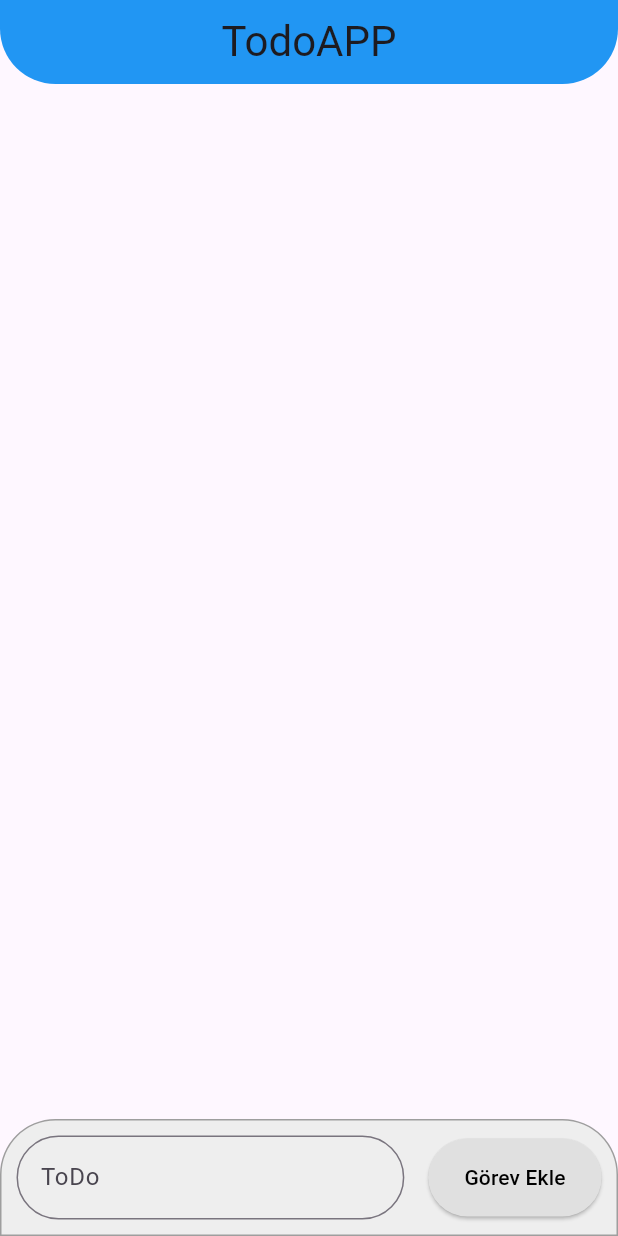
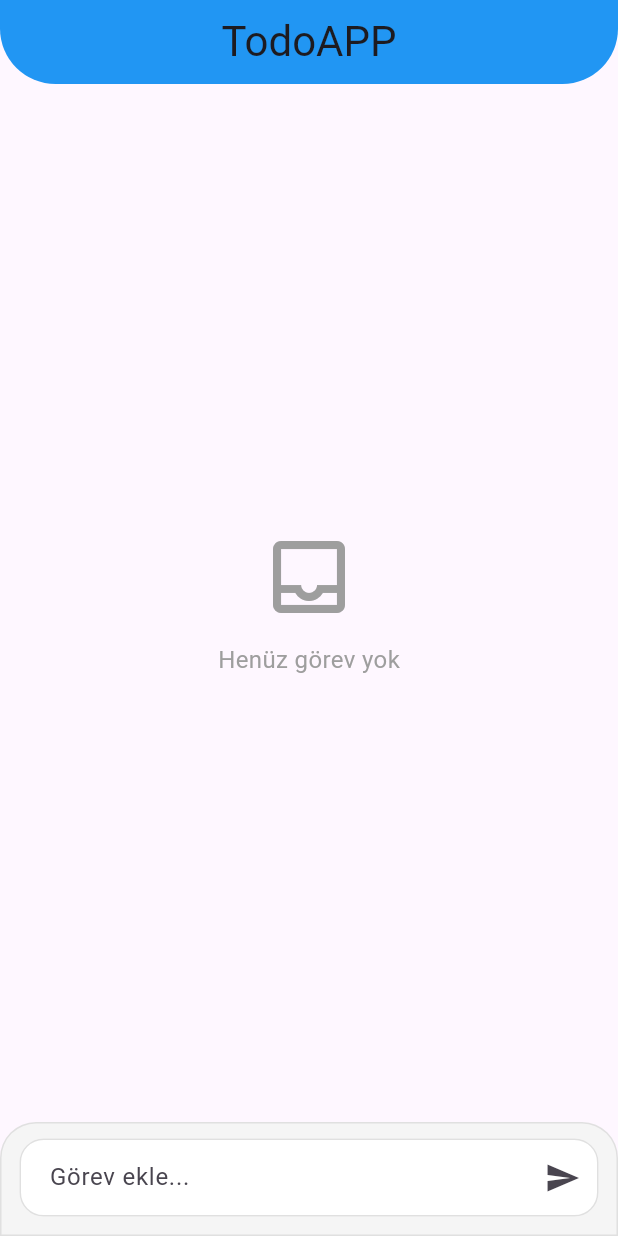
Before and after one commit to BerkCeng/ToDoApp, a Flutter app: the screen it shows after launch, on a phone screen of 412 x 824 dp. Run offline on Flutter 3.47's test engine with Material 3 defaults, Android fonts, the phone set to English and light mode, and no system bars; our stand-ins replace get, shared_preferences.

Commit message:
ReorderableListView added and file structure refactored

```diff
--- /dev/null
+++ b/lib/core/routes/app_pages.dart
@@ -0,0 +1,12 @@
+import 'package:get/get.dart';
+
+import 'package:todoapp/core/routes/app_routes.dart';
+import 'package:todoapp/features/splash/presentation/pages/splash_page.dart';
+import 'package:todoapp/features/todo/presentation/pages/todo_page.dart';
+
+class AppPages {
+  static final List<GetPage<dynamic>> pages = <GetPage<dynamic>>[
+    GetPage(name: Routes.splash, page: () => SplashPage()),
+    GetPage(name: Routes.todo, page: () => const TodoPage()),
+  ];
+}
--- /dev/null
+++ b/lib/core/routes/app_routes.dart
@@ -0,0 +1,4 @@
+class Routes {
+  static const String splash = '/';
+  static const String todo = '/todo';
+}
--- /dev/null
+++ b/lib/features/todo/presentation/pages/todo_page.dart
@@ -0,0 +1,236 @@
+import 'package:flutter/material.dart';
+import 'package:get/get.dart';
+
+import 'package:todoapp/features/todo/controller/todo_controller.dart';
+import 'package:todoapp/shared/widgets/custom_app_bar.dart';
+
+class TodoPage extends StatefulWidget {
+  const TodoPage({super.key});
+
+  @override
+  State<TodoPage> createState() => _TodoPageState();
+}
+
+class _TodoPageState extends State<TodoPage> {
+  final TodoController todoController = Get.put(TodoController());
+  int? _editingIndex;
+  final TextEditingController _editingController = TextEditingController();
+
+  @override
+  Widget build(BuildContext context) {
+    return Scaffold(
+      appBar: const CustomAppBar(title: 'TodoAPP'),
+      body: Column(
+        children: [
+          Expanded(
+            flex: 8,
+            child: Padding(
+              padding: const EdgeInsets.all(10),
+              child: Obx(() {
+                if (todoController.todos.isEmpty) {
+                  return Center(
+                    child: Column(
+                      mainAxisAlignment: MainAxisAlignment.center,
+                      children: const [
+                        Icon(Icons.inbox_outlined, size: 64, color: Colors.grey),
+                        SizedBox(height: 12),
+                        Text(
+                          'Henüz görev yok',
+                          style: TextStyle(fontSize: 16, color: Colors.grey),
+                        ),
+                      ],
+                    ),
+                  );
+                }
+
+                return ReorderableListView.builder(
+                  itemCount: todoController.todos.length,
+                  onReorder: (oldIndex, newIndex) =>
+                      todoController.reorderTodos(oldIndex, newIndex),
+                  buildDefaultDragHandles: false,
+                  itemBuilder: (context, index) {
+                    final String task = todoController.todos[index];
+                    return Card(
+                      key: ValueKey('card_$index-$task'),
+                      elevation: 1.5,
+                      shadowColor: Colors.black12,
+                      shape: RoundedRectangleBorder(
+                        borderRadius: BorderRadius.circular(16),
+                      ),
+                      child: Container(
+                        decoration: BoxDecoration(
+                          borderRadius: BorderRadius.circular(16),
+                          gradient: LinearGradient(
+                            colors: [
+                              Colors.white,
+                              Colors.blue.withAlpha(3),
+                            ],
+                            begin: Alignment.topLeft,
+                            end: Alignment.bottomRight,
+                          ),
+                        ),
+                        child: ListTile(
+                          contentPadding: const EdgeInsets.symmetric(
+                            horizontal: 16,
+                            vertical: 8,
+                          ),
+                          leading: ReorderableDragStartListener(
+                            index: index,
+                            child: CircleAvatar(
+                              backgroundColor: Colors.blue.shade50,
+                              child: Text(
+                                '${index + 1}',
+                                style: const TextStyle(
+                                  color: Colors.blue,
+                                  fontWeight: FontWeight.w600,
+                                ),
+                              ),
+                            ),
+                          ),
+                          title: _editingIndex == index
+                              ? TextField(
+                                  controller: _editingController,
+                                  autofocus: true,
+                                  textInputAction: TextInputAction.done,
+                                  onSubmitted: (value) {
+                                    todoController.updateTodoAt(index, value);
+                                    setState(() => _editingIndex = null);
+                                  },
+                                  decoration: const InputDecoration(
+                                    isDense: true,
+                                    border: OutlineInputBorder(),
+                                  ),
+                                )
+                              : GestureDetector(
+                                  onLongPress: () {
+                                    _editingController.text = task;
+                                    setState(() => _editingIndex = index);
+                                  },
+                                  child: Text(
+                                    task,
+                                    maxLines: 2,
+                                    overflow: TextOverflow.ellipsis,
+                                    style: const TextStyle(
+                                      fontSize: 16,
+                                      fontWeight: FontWeight.w600,
+                                    ),
+                                  ),
+                                ),
+
+                          trailing: FittedBox(
+                            fit: BoxFit.scaleDown,
+                            child: Row(
+                              mainAxisSize: MainAxisSize.min,
+                              children: [
+                              if (_editingIndex == index)
+                                Tooltip(
+                                  message: 'Kaydet',
+                                  child: IconButton(
+                                    icon: const Icon(Icons.check_circle_outline),
+                                    color: Colors.green.shade600,
+                                    onPressed: () {
+                                      todoController.updateTodoAt(index, _editingController.text);
+                                      setState(() => _editingIndex = null);
+                                    },
+                                  ),
+                                )
+                              else
+                                Tooltip(
+                                  message: 'Düzenle',
+                                  child: IconButton(
+                                    icon: const Icon(Icons.edit_outlined),
+                                    onPressed: () {
+                                      _editingController.text = task;
+                                      setState(() => _editingIndex = index);
+                                    },
+                                  ),
+                                ),
+                              if (_editingIndex == index)
+                                Tooltip(
+                                  message: 'İptal',
+                                  child: IconButton(
+                                    icon: const Icon(Icons.close_rounded),
+                                    onPressed: () => setState(() => _editingIndex = null),
+                                  ),
+                                ),
+                              Tooltip(
+                                message: 'Sil',
+                                child: IconButton(
+                                  icon: const Icon(Icons.delete_outline),
+                                  color: Colors.red.shade400,
+                                  onPressed: () => todoController.deleteTodo(index),
+                                ),
+                              ),
+                            ],
+                          )),
+                        ),
+                      ),
+                    );
+                  },
+                );
+              }),
+            ),
+          ),
+          SafeArea(
+            top: false,
+            child: Container
+            (
+              decoration: BoxDecoration(
+                borderRadius: const BorderRadius.vertical(
+                  top: Radius.circular(24),
+                ),
+                border: Border.all(color: Colors.grey.shade300),
+                color: Colors.grey.shade100,
+              ),
+              padding: const EdgeInsets.fromLTRB(12, 10, 12, 12),
+              child: LayoutBuilder(
+                builder: (context, constraints) {
+                  final bool isCompact = constraints.maxWidth < 420;
+                  return Row(
+                    crossAxisAlignment: CrossAxisAlignment.center,
+                    children: [
+                      Expanded(
+                        child: TextField(
+                          controller: todoController.textController,
+                          textInputAction: TextInputAction.done,
+                          onSubmitted: (_) => todoController.addTodo(),
+                          decoration: InputDecoration(
+                            hintText: 'Görev ekle...',
+                            filled: true,
+                            fillColor: Colors.white,
+                            contentPadding: const EdgeInsets.symmetric(
+                              horizontal: 16,
+                              vertical: 14,
+                            ),
+                            prefixIcon: null,
+                            suffixIcon: IconButton(
+                              tooltip: 'Gönder',
+                              icon: const Icon(Icons.send),
+                              onPressed: todoController.addTodo,
+                            ),
+                            border: OutlineInputBorder(
+                              borderRadius: BorderRadius.circular(16),
+                            ),
+                            enabledBorder: OutlineInputBorder(
+                              borderRadius: BorderRadius.circular(16),
+                              borderSide: BorderSide(color: Colors.grey.shade300),
+                            ),
+                            focusedBorder: OutlineInputBorder(
+                              borderRadius: BorderRadius.circular(16),
+                              borderSide: const BorderSide(color: Colors.blue),
+                            ),
+                          ),
+                        ),
+                      ),
+                      SizedBox(width: isCompact ? 0 : 0),
+                    ],
+                  );
+                },
+              ),
+            ),
+          ),
+        ],
+      ),
+    );
+  }
+}
--- a/lib/main.dart
+++ b/lib/main.dart
@@ -1,14 +1,15 @@
 import 'package:flutter/material.dart';
 import 'package:get/get.dart';
-import 'package:todoapp/splash/splash.dart';
-
-import 'todo.dart';
+import 'package:todoapp/core/routes/app_pages.dart';
+import 'package:todoapp/core/routes/app_routes.dart';
 
 void main() {
   runApp(MyApp());
 }
 
 class MyApp extends StatelessWidget {
+  const MyApp({super.key});
+
   @override
   Widget build(BuildContext context) {
     return GetMaterialApp(
@@ -16,11 +17,8 @@ class MyApp extends StatelessWidget {
         primarySwatch: Colors.blue,
       ),
       debugShowCheckedModeBanner: false,
-      initialRoute: '/',
-      getPages: [
-        GetPage(name: '/', page: () => Splash()),
-        GetPage(name: '/todo', page: () => TodoScreen()),
-      ],
+      initialRoute: Routes.splash,
+      getPages: AppPages.pages,
     );
   }
 }
--- a/lib/appbar.dart
+++ b/lib/shared/widgets/custom_app_bar.dart
@@ -3,7 +3,7 @@ import 'package:flutter/material.dart';
 class CustomAppBar extends StatelessWidget implements PreferredSizeWidget {
   final String title;
 
-  CustomAppBar({required this.title});
+  const CustomAppBar({super.key, required this.title});
 
   @override
   Widget build(BuildContext context) {
@@ -11,9 +11,9 @@ class CustomAppBar extends StatelessWidget implements PreferredSizeWidget {
       backgroundColor: Colors.blue,
       title: Text(
         title,
-        style: TextStyle(fontSize: 28),
+        style: const TextStyle(fontSize: 28),
       ),
-      shape: RoundedRectangleBorder(
+      shape: const RoundedRectangleBorder(
         borderRadius: BorderRadius.vertical(
           bottom: Radius.circular(37),
         ),
@@ -23,5 +23,5 @@ class CustomAppBar extends StatelessWidget implements PreferredSizeWidget {
   }
 
   @override
-  Size get preferredSize => Size.fromHeight(kToolbarHeight);
+  Size get preferredSize => const Size.fromHeight(kToolbarHeight);
 }
--- a/lib/todo.dart
+++ /dev/null
@@ -1,149 +0,0 @@
-import 'package:flutter/material.dart';
-import 'package:get/get.dart';
-import 'package:shared_preferences/shared_preferences.dart';
-import 'dart:convert';
-
-import 'package:todoapp/appbar.dart';
-
-class TodoController extends GetxController {
-  var todos = <String>[].obs;
-  final TextEditingController textController = TextEditingController();
-
-  @override
-  void onInit() {
-    super.onInit();
-    loadTodos();
-  }
-
-  void loadTodos() async {
-    SharedPreferences prefs = await SharedPreferences.getInstance();
-    String? todosString = prefs.getString('todos');
-    if (todosString != null) {
-      todos.value = List<String>.from(json.decode(todosString));
-    }
-  }
-
-  void saveTodos() async {
-    SharedPreferences prefs = await SharedPreferences.getInstance();
-    prefs.setString('todos', json.encode(todos));
-  }
-
-  void addTodo() {
-    String text = textController.text;
-    if (text.isNotEmpty) {
-      todos.add(text);
-      saveTodos();
-      textController.clear();
-    }
-  }
-
-  void deleteTodo(int index) {
-    todos.removeAt(index);
-    saveTodos();
-  }
-}
-
-class TodoScreen extends StatefulWidget {
-  const TodoScreen({Key? key}) : super(key: key);
-
-  @override
-  _TodoScreenState createState() => _TodoScreenState();
-}
-
-class _TodoScreenState extends State<TodoScreen> {
-  final TodoController todoController = Get.put(TodoController());
-
-  Widget build(BuildContext context) {
-    return Scaffold(
-      appBar: CustomAppBar(title: "TodoAPP"),
-      body: Column(
-        children: [
-          Expanded(
-            flex: 8,
-            child: Padding(
-              padding: EdgeInsets.all(10),
-              child: Obx(() => ListView.builder(
-                    itemCount: todoController.todos.length,
-                    itemBuilder: (context, index) {
-                      return Container(
-                        decoration: BoxDecoration(
-                          border: Border.all(color: Colors.grey),
-                          borderRadius: BorderRadius.circular(8.0),
-                        ),
-                        margin: EdgeInsets.symmetric(vertical: 4.0),
-                        child: ListTile(
-                          title: Text(todoController.todos[index]),
-                          trailing: IconButton(
-                            icon: Icon(Icons.delete),
-                            onPressed: () => todoController.deleteTodo(index),
-                          ),
-                        ),
-                      );
-                    },
-                  )),
-            ),
-          ),
-          SizedBox(
-            height: Get.height * 0.1,
-            child: Stack(
-              children: [
-                Positioned(
-                  bottom: 0,
-                  left: 0,
-                  right: 0,
-                  child: Container(
-                    decoration: BoxDecoration(
-                      borderRadius: BorderRadius.vertical(
-                        top: Radius.circular(37),
-                      ),
-                      border: Border.all(color: Colors.grey),
-                      color: Colors.grey.shade200,
-                    ),
-                    child: Padding(
-                      padding: EdgeInsets.all(10),
-                      child: Row(
-                        children: [
-                          Expanded(
-                            child: TextField(
-                              controller: todoController.textController,
-                              decoration: InputDecoration(
-                                border: OutlineInputBorder(
-                                  borderRadius: BorderRadius.circular(37.0),
-                                ),
-                                hintText: 'ToDo',
-                              ),
-                            ),
-                          ),
-                          SizedBox(width: 16),
-                          ElevatedButton(
-                            style: ButtonStyle(
-                              backgroundColor: MaterialStateProperty.all(
-                                Colors.grey.shade300,
-                              ),
-                              shape: MaterialStateProperty.all(
-                                RoundedRectangleBorder(
-                                  borderRadius: BorderRadius.circular(37.0),
-                                ),
-                              ),
-                              padding: MaterialStateProperty.all(
-                                EdgeInsets.symmetric(
-                                    vertical: 16, horizontal: 24),
-                              ),
-                            ),
-                            onPressed: todoController.addTodo,
-                            child: Text('Görev Ekle',
-                                style: TextStyle(color: Colors.black)),
-                          ),
-                        ],
-                      ),
-                    ),
-                  ),
-                ),
-              ],
-            ),
-          ),
-        ],
-      ),
-    );
-  }
-}
```
Also changed, not shown: lib/features/splash/presentation/pages/splash_page.dart (renamed from lib/splash/splash.dart, +5 -5 lines), lib/features/splash/presentation/state/splash_controller.dart (renamed from lib/splash/splash_cont.dart, +3 -4 lines), lib/features/todo/controller/todo_controller.dart (added, +60 -0 lines), 12 other files.
